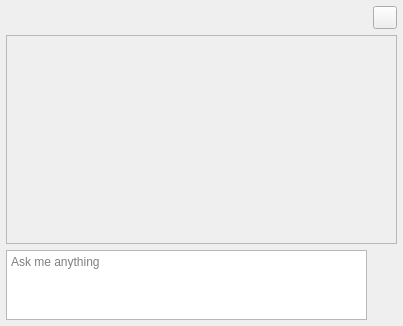
Before: the Qt Designer form src/rapidgpt/ChatWidget.ui in os-fpga/FOEDAG, drawn with Qt 5.
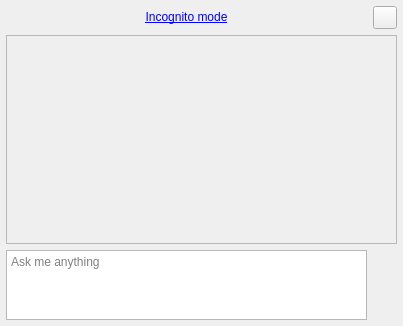
After: the same form once the commit is applied. Icons and pictures are not drawn.

Commit message: Add Incognoto mode indication. Fixed few bugs ralated to incognito mode (#1474)

What changed in the file:
```diff
--- a/src/rapidgpt/ChatWidget.ui
+++ b/src/rapidgpt/ChatWidget.ui
@@ -35,17 +35,26 @@
       <number>0</number>
      </property>
      <item>
-      <spacer name="horizontalSpacer">
-       <property name="orientation">
-        <enum>Qt::Horizontal</enum>
+      <widget class="QLabel" name="label">
+       <property name="sizePolicy">
+        <sizepolicy hsizetype="Expanding" vsizetype="Preferred">
+         <horstretch>0</horstretch>
+         <verstretch>0</verstretch>
+        </sizepolicy>
        </property>
-       <property name="sizeHint" stdset="0">
-        <size>
-         <width>40</width>
-         <height>20</height>
-        </size>
+       <property name="text">
+        <string>&lt;html&gt;&lt;head/&gt;&lt;body&gt;&lt;p&gt;&lt;a href=&quot;https://primis.ai/docs/user-guide/interactive-chat/incognito&quot;&gt;&lt;span style=&quot; text-decoration: underline; color:#0000ff;&quot;&gt;Incognito mode&lt;/span&gt;&lt;/a&gt;&lt;/p&gt;&lt;/body&gt;&lt;/html&gt;</string>
        </property>
-      </spacer>
+       <property name="textFormat">
+        <enum>Qt::RichText</enum>
+       </property>
+       <property name="alignment">
+        <set>Qt::AlignCenter</set>
+       </property>
+       <property name="textInteractionFlags">
+        <set>Qt::LinksAccessibleByKeyboard|Qt::LinksAccessibleByMouse</set>
+       </property>
+      </widget>
      </item>
      <item>
       <widget class="QToolButton" name="toolButtonDeleteAll">
```
Left out of the diff: 2 changed lines with no effect on the pictures. The commit also changes 6 other files.
